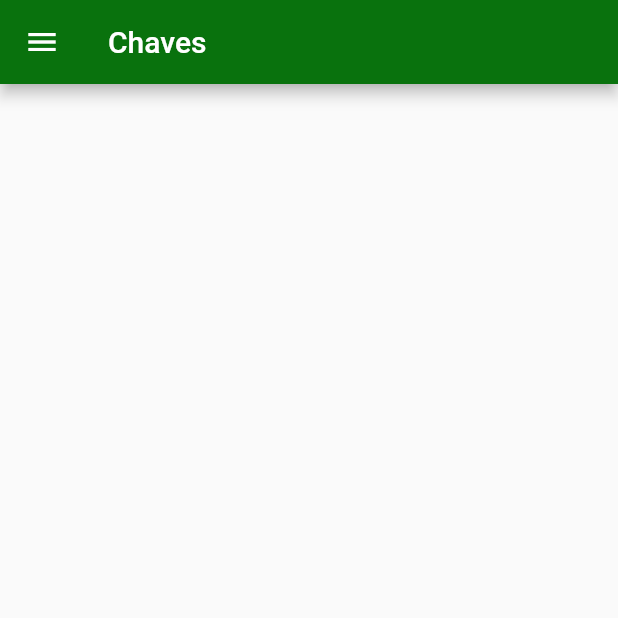
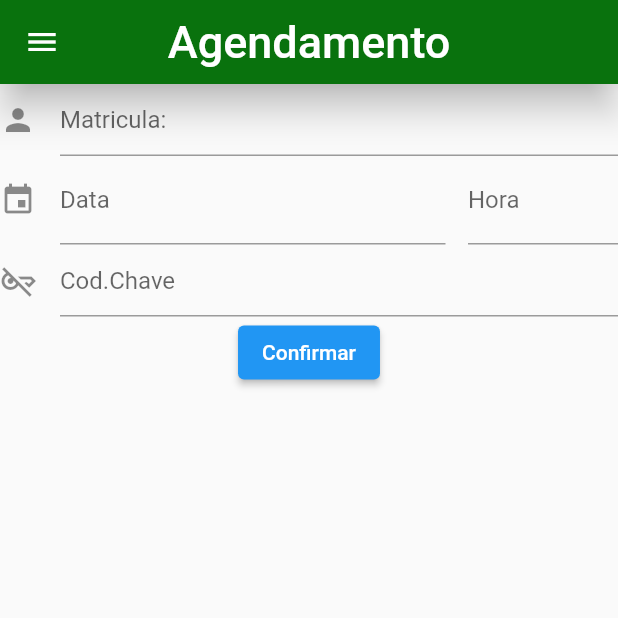
Before and after one commit to Campus-Angical/segurancaif, a Flutter app: the screen it shows after launch, on a phone screen of 412 x 824 dp, the top half of it. Run offline on Flutter 3.47's test engine with Material 2 defaults, Android fonts, the phone set to English and light mode, and no system bars; drawn by our look-alikes of date_time_picker; our stand-ins replace cloud_firestore, dartz, firebase_core, get; accounts and stored records are empty.

Commit message:
a tela de agendamento tendo ligação com firebase

```diff
--- a/lib/main.dart
+++ b/lib/main.dart
@@ -3,7 +3,7 @@ import 'package:flutter/material.dart';
 import 'package:get/get.dart';
 import 'package:segurancaif/presentation/controllers/auth/auth_controller.dart';
 import 'package:segurancaif/presentation/getx/bindings.dart';
-import 'package:segurancaif/presentation/pages/Agenda_page.dart';
+import 'package:segurancaif/presentation/pages/reserva/reserva_form_page.dart';
 import 'package:segurancaif/presentation/pages/auth/login_screen.dart';
 import 'package:segurancaif/presentation/pages/chave/chave_list_page.dart';
 import 'package:segurancaif/presentation/pages/home_page.dart';
@@ -35,7 +35,7 @@ class MyApp extends GetWidget<AuthCtrl> {
         }
 
         if (controller.state is AuthenticatedState) {
-          return ChaveListPage();
+          return ReservaForm();
         }
 
         return Container();
--- /dev/null
+++ b/lib/presentation/controllers/reserva/reserva_form_ctrl.dart
@@ -0,0 +1,19 @@
+import 'package:dartz/dartz.dart';
+import 'package:segurancaif/data/repositories/reserva_repository.dart';
+import 'package:segurancaif/data/repositories/sala_repository.dart';
+import 'package:segurancaif/domain/entities/reserva.dart';
+import 'package:segurancaif/domain/entities/sala.dart';
+import 'package:segurancaif/domain/entities/usuario.dart';
+import 'package:segurancaif/domain/failures/failures.dart';
+
+class ReservaFormCrtl {
+
+  ReservaRepository repository = ReservaRepository();
+
+  Future<Either<Failure,String>> submit(String matricula, DateTime datahora, String chave) {
+    Reserva reserva = Reserva('', Usuario('', matricula, '', ''), Sala('', '', chave), datahora);
+    return repository.insert(reserva);
+  }
+
+
+}
--- a/lib/presentation/pages/chave/chave_list_page.dart
+++ b/lib/presentation/pages/chave/chave_list_page.dart
@@ -10,6 +10,7 @@ class ChaveListPage extends StatelessWidget {
   Widget build(BuildContext context) {
     return Scaffold(
         appBar: AppBar(
+          centerTitle: true,
           backgroundColor: Color.fromARGB(255, 9, 114, 13),
           title: Text('Chaves'),
         ),
@@ -36,7 +37,8 @@ class ChaveListPage extends StatelessWidget {
                   return CircularProgressIndicator();
                 }))
           ],
-        ));
+        ),
+        );
   }
 
   List<Widget> buildItensList(List<Sala> salas) {
--- /dev/null
+++ b/lib/presentation/pages/reserva/reserva_form_page.dart
@@ -0,0 +1,77 @@
+import 'package:date_time_picker/date_time_picker.dart';
+import 'package:flutter/material.dart';
+import 'package:intl/intl.dart';
+import 'package:segurancaif/presentation/controllers/reserva/reserva_form_ctrl.dart';
+
+class ReservaForm extends StatefulWidget {
+  const ReservaForm({super.key});
+
+  @override
+  State<ReservaForm> createState() => _ReservaFormState();
+}
+
+class _ReservaFormState extends State<ReservaForm> {
+
+
+  ReservaFormCrtl controller = ReservaFormCrtl();
+  DateTime datahora = DateTime.now();
+  TextEditingController matriculaController = TextEditingController();
+  TextEditingController chaveController = TextEditingController();
+
+  @override
+  Widget build(BuildContext context) {
+    return Scaffold(
+      appBar: AppBar(
+        elevation: 10,
+        centerTitle: true,
+        backgroundColor: Color.fromARGB(255, 9, 114, 13),
+        title: Text(
+          'Agendamento',
+          style: TextStyle(
+            fontSize: 30,
+          ),
+        ),
+      ),
+      drawer: Drawer(
+        backgroundColor: Color.fromARGB(245, 112, 255, 109),
+      ),
+      body: Form(
+        child: Column(children: [
+          TextFormField(
+            controller: matriculaController,
+            decoration: const InputDecoration(
+                icon: Icon(Icons.person), hintText: 'Matricula:'),
+          ),
+          DateTimePicker(
+            type: DateTimePickerType.dateTimeSeparate,
+            dateMask: 'dd/MM/yyyy',
+            initialValue: '',
+            firstDate: DateTime(2000),
+            lastDate: DateTime(2100),
+            dateLabelText: 'Data',
+            timeLabelText: "Hora",
+            icon: Icon(Icons.event),
+            onChanged: (val) {
+              datahora = DateFormat('dd/MM/yyyy').parse(val);
+            },
+            validator: (val) {
+              print(val);
+              return null;
+            },
+            onSaved: (val) => print(val),
+          ),
+          TextFormField(
+            controller: chaveController,
+            decoration: const InputDecoration(
+                icon: Icon(Icons.key_off_outlined), hintText: 'Cod.Chave'),
+          ),
+          ElevatedButton(
+              onPressed: (() {
+                controller.submit(matriculaController.text, datahora, chaveController.text);
+              }),
+              child: Text('Confirmar'))
+        ]),
+      ),
+    );
+  }
+}
--- a/pubspec.yaml
+++ b/pubspec.yaml
@@ -35,6 +35,8 @@ dependencies:
   firebase_core: ^1.24.0
   cloud_firestore: ^3.5.1
   dartz: ^0.10.1
+  intl: ^0.17.0
+  date_time_picker: "^2.1.0"
 
   # The following adds the Cupertino Icons font to your application.
   # Use with the CupertinoIcons class for iOS style icons.
```
Also changed, not shown: lib/data/repositories/reserva_repository.dart (+13 -8 lines), lib/presentation/pages/Agenda_page.dart (deleted, +0 -27 lines), lib/presentation/pages/auth/login_screen.dart (+12 -4 lines), lib/presentation/pages/auth/singup_page.dart (+15 -4 lines), lib/presentation/pages/historico_page.dart (+29 -3 lines), lib/presentation/pages/home_page.dart (+8 -2 lines), pubspec.lock.
